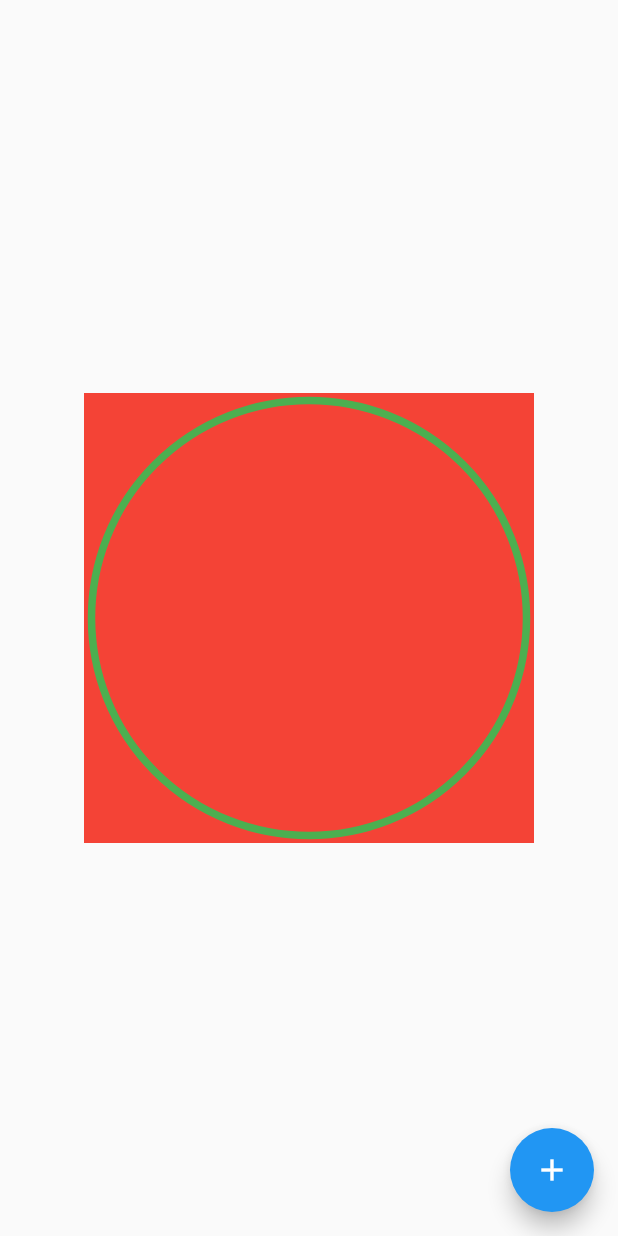
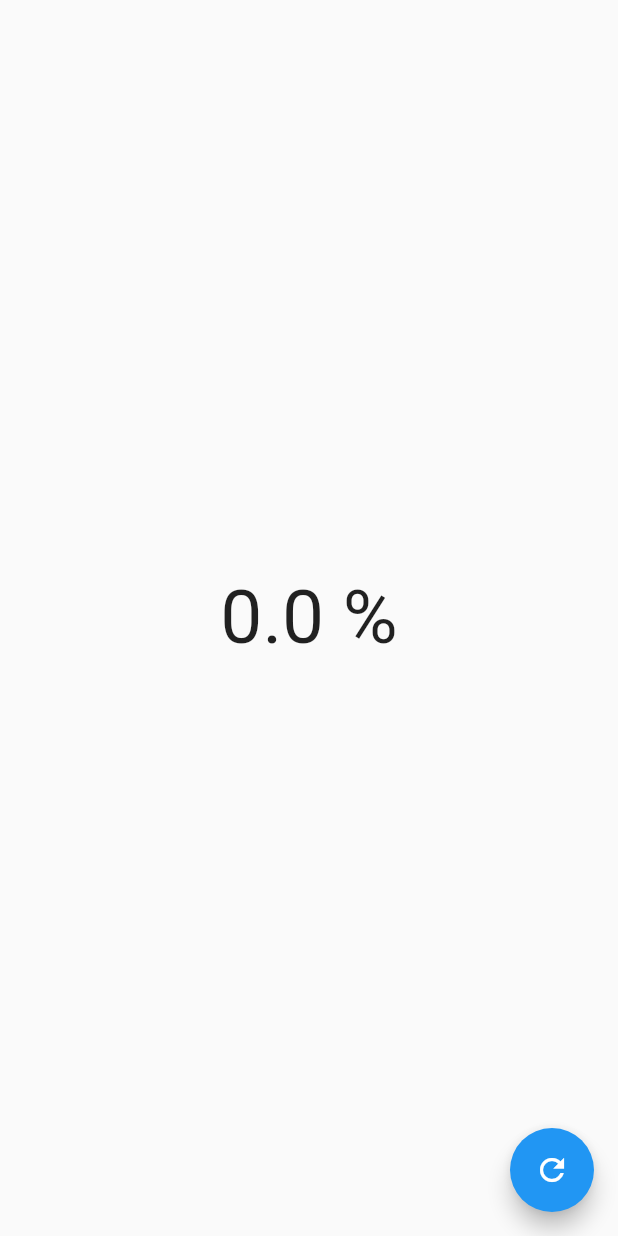
Before and after one commit to jsemalvarez/flutter-professional-designs, a Flutter app: the screen it shows after launch, on a phone screen of 412 x 824 dp. Run offline on Flutter 3.47's test engine with Material 2 defaults, Android fonts, the phone set to English and light mode, and no system bars.

Commit message:
crear pagina para usar CircularProgress

```diff
--- a/lib/main.dart
+++ b/lib/main.dart
@@ -3,7 +3,8 @@ import 'package:flutter/material.dart';
 // import 'package:designs/src/pages/headers_page.dart';
 // import 'package:designs/src/pages/animaciones_page.dart';
 // import 'package:designs/src/pages/practica_page.dart';
-import 'package:designs/src/pages/circular_progress_page.dart';
+// import 'package:designs/src/pages/circular_progress_page.dart';
+import 'package:designs/src/pages/graficas_circulares_page.dart';
 
 void main() => runApp(const MyApp());
 
@@ -14,7 +15,7 @@ class MyApp extends StatelessWidget {
   Widget build(BuildContext context) {
     return const MaterialApp(
       title: 'Designs App',
-      home: CircularProgessPage(),
+      home: GraficasCircularesPage(),
     );
   }
 }
--- /dev/null
+++ b/lib/src/pages/graficas_circulares_page.dart
@@ -0,0 +1,32 @@
+import 'package:flutter/material.dart';
+
+class GraficasCircularesPage extends StatefulWidget {
+  const GraficasCircularesPage({super.key});
+
+  @override
+  State<GraficasCircularesPage> createState() => _GraficasCircularesPageState();
+}
+
+class _GraficasCircularesPageState extends State<GraficasCircularesPage> {
+
+  double porcentaje = 0.0;
+
+  @override
+  Widget build(BuildContext context) {
+    return Scaffold(
+      floatingActionButton: FloatingActionButton(
+        onPressed: () {
+          porcentaje += 10;
+          if( porcentaje > 100){
+            porcentaje = 0;
+          }
+          setState(() {});
+        },
+        child: const Icon( Icons.refresh ),
+      ),
+      body: Center(
+        child: Text('$porcentaje %', style: const TextStyle(fontSize: 50.0),)
+      ),
+    );
+  }
+}
```
Also changed, not shown: lib/src/labs/circular_progress_page.dart (renamed from lib/src/pages/circular_progress_page.dart).
